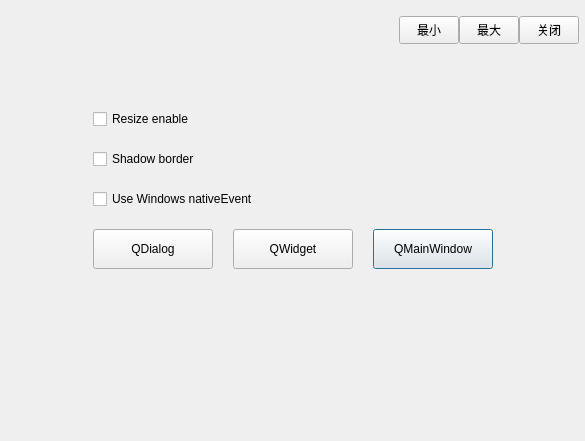
The window that QtFrameless2/frameless/form/dialog.ui (redchairman/qt-frameless) describes before a commit, drawn with Qt 5.
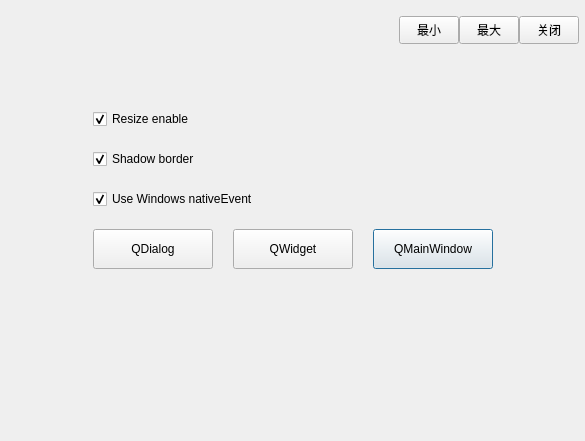
The same window after the commit.

Diff of the .ui file:
```diff
--- a/QtFrameless2/frameless/form/dialog.ui
+++ b/QtFrameless2/frameless/form/dialog.ui
@@ -333,6 +333,9 @@
         <property name="text">
          <string>Use Windows nativeEvent</string>
         </property>
+        <property name="checked">
+         <bool>true</bool>
+        </property>
        </widget>
       </item>
       <item row="2" column="1" colspan="3">
@@ -340,6 +343,9 @@
         <property name="text">
          <string>Shadow border</string>
         </property>
+        <property name="checked">
+         <bool>true</bool>
+        </property>
        </widget>
       </item>
       <item row="1" column="1" colspan="3">
@@ -347,6 +353,9 @@
         <property name="text">
          <string>Resize enable</string>
         </property>
+        <property name="checked">
+         <bool>true</bool>
+        </property>
        </widget>
       </item>
      </layout>
```
